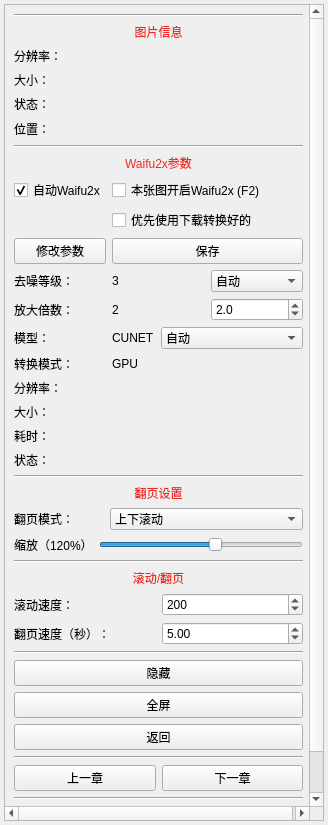
This is ui/component/ui_read_tool.ui in tonquer/picacg-qt as Qt 5 draws it before an edit. The edited form follows.
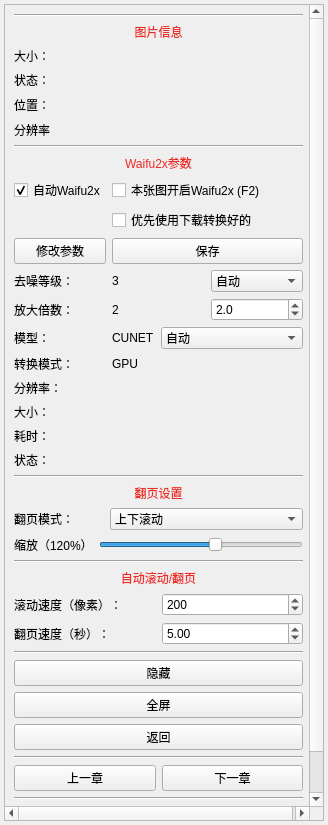
This is the edited form. Custom widgets are drawn as their Qt base class.

What changed in the file:
```diff
--- a/ui/component/ui_read_tool.ui
+++ b/ui/component/ui_read_tool.ui
@@ -41,9 +41,9 @@
       <property name="geometry">
        <rect>
         <x>0</x>
-        <y>-27</y>
-        <width>310</width>
-        <height>825</height>
+        <y>0</y>
+        <width>309</width>
+        <height>827</height>
        </rect>
       </property>
       <layout class="QVBoxLayout" name="verticalLayout_2">
@@ -88,30 +88,8 @@
           </widget>
          </item>
          <item>
-          <widget class="QLabel" name="resolutionLabel">
-           <property name="styleSheet">
-            <string notr="true"/>
-           </property>
-           <property name="text">
-            <string>分辨率：</string>
-           </property>
-          </widget>
-         </item>
-         <item>
-          <widget class="QLabel" name="sizeLabel">
-           <property name="text">
-            <string>大小：</string>
-           </property>
-          </widget>
-         </item>
-         <item>
-          <widget class="QLabel" name="stateLable">
-           <property name="text">
-            <string>状态：</string>
-           </property>
-          </widget>
-         </item>
-         <item>
+          <layout class="QGridLayout" name="gridLayout_3">
+           <item row="2" column="0">
           <widget class="QLabel" name="epsLabel">
            <property name="minimumSize">
             <size>
@@ -130,6 +108,66 @@
            </property>
           </widget>
          </item>
+           <item row="1" column="0">
+            <widget class="QLabel" name="stateLable">
+             <property name="text">
+              <string>状态：</string>
+             </property>
+            </widget>
+           </item>
+           <item row="0" column="0">
+            <widget class="QLabel" name="sizeLabel">
+             <property name="text">
+              <string>大小：</string>
+             </property>
+            </widget>
+           </item>
+           <item row="3" column="0">
+            <widget class="QLabel" name="resolutionLabel">
+             <property name="maximumSize">
+              <size>
+               <width>40</width>
+               <height>16777215</height>
+              </size>
+             </property>
+             <property name="styleSheet">
+              <string notr="true"/>
+             </property>
+             <property name="text">
+              <string>分辨率：</string>
+             </property>
+            </widget>
+           </item>
+           <item row="0" column="1">
+            <widget class="QLabel" name="sizeLabel2">
+             <property name="text">
+              <string/>
+             </property>
+            </widget>
+           </item>
+           <item row="1" column="1">
+            <widget class="QLabel" name="stateLable2">
+             <property name="text">
+              <string/>
+             </property>
+            </widget>
+           </item>
+           <item row="2" column="1">
+            <widget class="QLabel" name="epsLabel2">
+             <property name="text">
+              <string/>
+             </property>
+            </widget>
+           </item>
+           <item row="3" column="1">
+            <widget class="QLabel" name="resolutionLabel2">
+             <property name="text">
+              <string/>
+             </property>
+            </widget>
+           </item>
+          </layout>
+         </item>
          <item>
           <widget class="Line" name="line">
            <property name="orientation">
@@ -531,7 +569,7 @@
             <string notr="true">color: #ee2a24</string>
            </property>
            <property name="text">
-            <string>滚动/翻页</string>
+            <string>自动滚动/翻页</string>
            </property>
            <property name="alignment">
             <set>Qt::AlignCenter</set>
@@ -549,7 +587,7 @@
               </size>
              </property>
              <property name="text">
-              <string>滚动速度：</string>
+              <string>滚动速度（像素）：</string>
              </property>
             </widget>
            </item>
```
Lines whose indentation alone changed are shown as unchanged.
